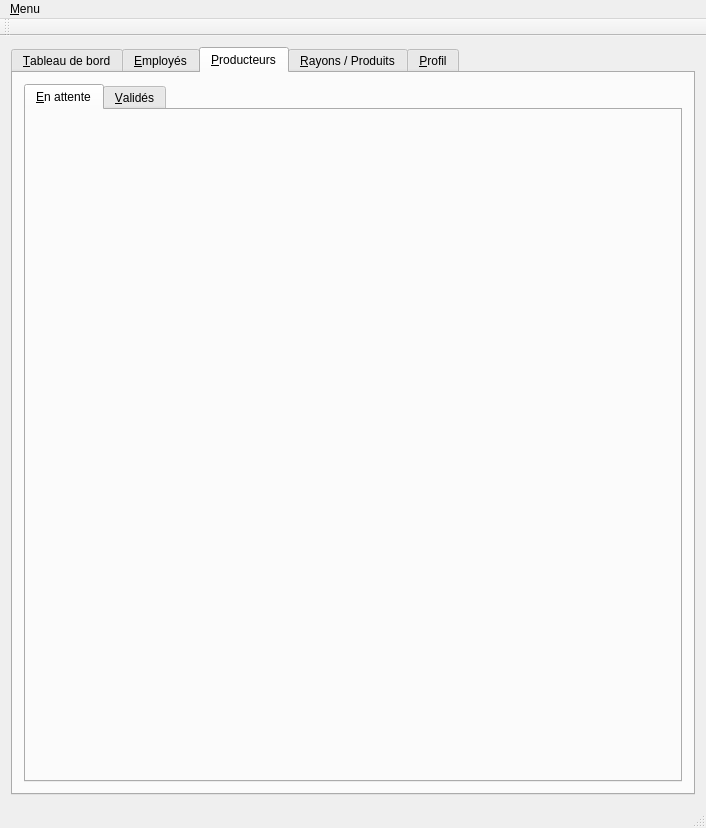
Old version of the form mainwindow.ui in the repository LouisVraie/circuitsCourtsBackOffice.
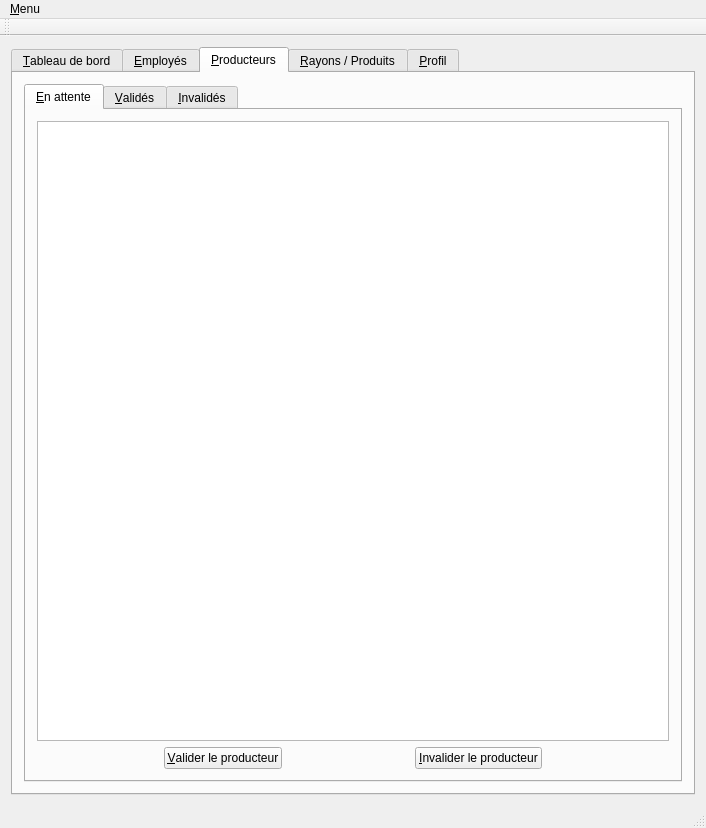
New version of the form. The open tabs and pages were chosen to show the change. Icons and pictures are not drawn.

Commit message: ui design du tab Producteurs dans mainwindow.ui

The edit to the form file:
```diff
--- a/mainwindow.ui
+++ b/mainwindow.ui
@@ -384,11 +384,141 @@
            <attribute name="title">
             <string>&amp;En attente</string>
            </attribute>
+           <layout class="QVBoxLayout" name="verticalLayout_7">
+            <item>
+             <widget class="QTableWidget" name="tableWidget_producteursEnAttente"/>
+            </item>
+            <item>
+             <layout class="QHBoxLayout" name="horizontalLayout_6">
+              <item>
+               <spacer name="horizontalSpacer_13">
+                <property name="orientation">
+                 <enum>Qt::Horizontal</enum>
+                </property>
+                <property name="sizeHint" stdset="0">
+                 <size>
+                  <width>40</width>
+                  <height>20</height>
+                 </size>
+                </property>
+               </spacer>
+              </item>
+              <item>
+               <widget class="QPushButton" name="pushButton_producteursEnAttenteValider">
+                <property name="text">
+                 <string>&amp;Valider le producteur</string>
+                </property>
+                <property name="icon">
+                 <iconset resource="resources.qrc">
+                  <normaloff>:/images/images/check-circle.png</normaloff>:/images/images/check-circle.png</iconset>
+                </property>
+               </widget>
+              </item>
+              <item>
+               <spacer name="horizontalSpacer_14">
+                <property name="orientation">
+                 <enum>Qt::Horizontal</enum>
+                </property>
+                <property name="sizeHint" stdset="0">
+                 <size>
+                  <width>40</width>
+                  <height>20</height>
+                 </size>
+                </property>
+               </spacer>
+              </item>
+              <item>
+               <widget class="QPushButton" name="pushButton_producteursEnAttenteInvalider">
+                <property name="text">
+                 <string>&amp;Invalider le producteur</string>
+                </property>
+                <property name="icon">
+                 <iconset resource="resources.qrc">
+                  <normaloff>:/images/images/minus-circle.png</normaloff>:/images/images/minus-circle.png</iconset>
+                </property>
+               </widget>
+              </item>
+              <item>
+               <spacer name="horizontalSpacer_15">
+                <property name="orientation">
+                 <enum>Qt::Horizontal</enum>
+                </property>
+                <property name="sizeHint" stdset="0">
+                 <size>
+                  <width>40</width>
+                  <height>20</height>
+                 </size>
+                </property>
+               </spacer>
+              </item>
+             </layout>
+            </item>
+           </layout>
           </widget>
           <widget class="QWidget" name="tab_producteursValides">
            <attribute name="title">
             <string>&amp;Validés</string>
            </attribute>
+           <layout class="QVBoxLayout" name="verticalLayout_8">
+            <item>
+             <widget class="QTableWidget" name="tableWidget_producteursValides"/>
+            </item>
+            <item>
+             <layout class="QHBoxLayout" name="horizontalLayout_7">
+              <item>
+               <spacer name="horizontalSpacer_16">
+                <property name="orientation">
+                 <enum>Qt::Horizontal</enum>
+                </property>
+                <property name="sizeHint" stdset="0">
+                 <size>
+                  <width>40</width>
+                  <height>20</height>
+                 </size>
+                </property>
+               </spacer>
+              </item>
+              <item>
+               <widget class="QPushButton" name="pushButton_producteursValidesDesactiver">
+                <property name="text">
+                 <string>&amp;Désactiver le producteur</string>
+                </property>
+                <property name="icon">
+                 <iconset resource="resources.qrc">
+                  <normaloff>:/images/images/cancel.png</normaloff>:/images/images/cancel.png</iconset>
+                </property>
+               </widget>
+              </item>
+              <item>
+               <spacer name="horizontalSpacer_17">
+                <property name="orientation">
+                 <enum>Qt::Horizontal</enum>
+                </property>
+                <property name="sizeHint" stdset="0">
+                 <size>
+                  <width>40</width>
+                  <height>20</height>
+                 </size>
+                </property>
+               </spacer>
+              </item>
+             </layout>
+            </item>
+           </layout>
+          </widget>
+          <widget class="QWidget" name="tab_producteursInvalides">
+           <attribute name="icon">
+            <iconset resource="resources.qrc">
+             <normaloff>:/images/images/minus-circle.png</normaloff>:/images/images/minus-circle.png</iconset>
+           </attribute>
+           <attribute name="title">
+            <string>&amp;Invalidés</string>
+           </attribute>
+           <layout class="QVBoxLayout" name="verticalLayout_9">
+            <item>
+             <widget class="QTableWidget" name="tableWidget_producteursInvalides"/>
+            </item>
+           </layout>
           </widget>
          </widget>
         </item>
```
Left out of the diff: 10 changed lines with no effect on the pictures.
